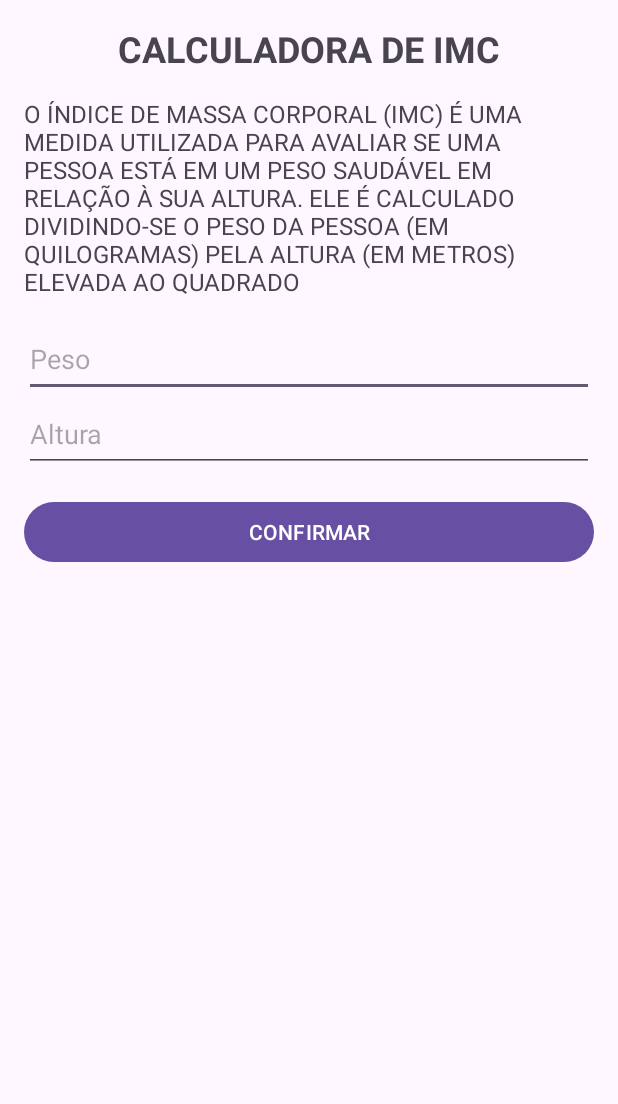
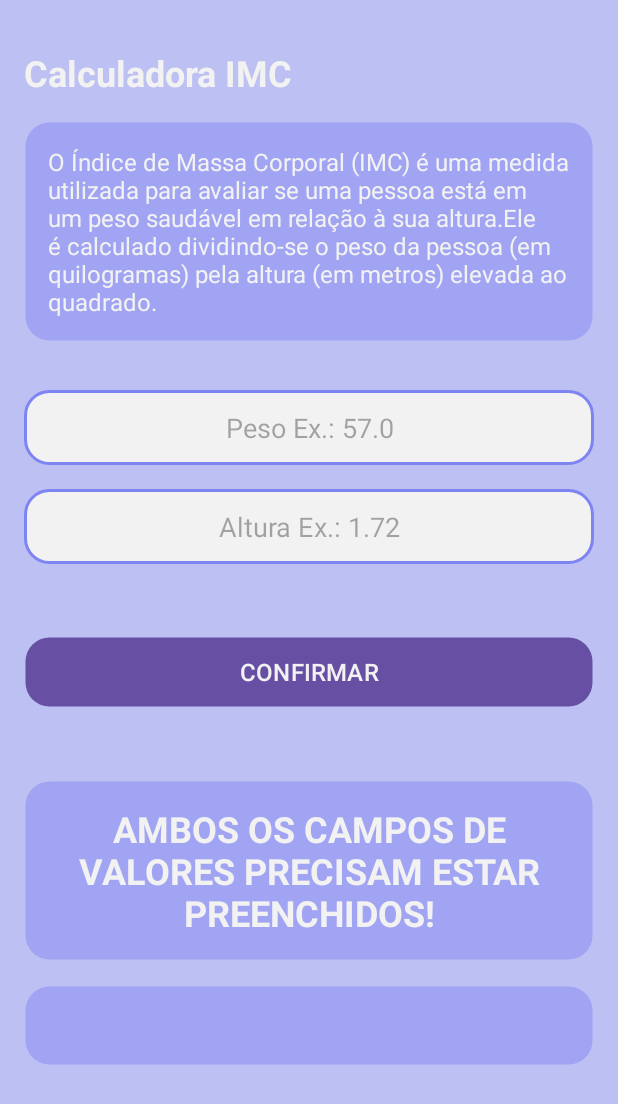
Before and after one commit to Samue1-Martins/calculadoraDeIMC, an Android app: the screen it shows after launch (MainActivity), after a tap on "CONFIRMAR", on a phone screen of 412 x 824 dp. Shown: the top 1104 px of the screen. Run offline under Robolectric (Android 15) with nearby library versions, the phone set to English and light mode, and no system bars.

Commit message:
Finalizing project in kotlin

```diff
--- a/app/src/main/java/com/example/calculadoadeimc/MainActivity.kt
+++ b/app/src/main/java/com/example/calculadoadeimc/MainActivity.kt
@@ -1,8 +1,10 @@
 package com.example.calculadoadeimc
 
 import android.os.Bundle
+import android.view.View
 import android.widget.Button
 import android.widget.EditText
+import android.widget.LinearLayout
 import android.widget.TextView
 import androidx.activity.enableEdgeToEdge
 import androidx.appcompat.app.AppCompatActivity
@@ -34,27 +36,33 @@ class MainActivity : AppCompatActivity() {
             val altura = alturaStr.toDoubleOrNull()
 
             if (peso != null && altura != null) {
+
                 val imc = peso / (altura * altura)
-
                 if (imc < 18.5) {
                     resultadoTv.text = "IMC: %.2f".format(imc)
-                    descricaoResultadoTv.text = "Você está abaixo do peso. É importante procurar orientação médica para identificar possíveis causas e garantir que sua nutrição e saúde estejam adequadas."
+                    descricaoResultadoTv.text =
+                        "Você está abaixo do peso. É importante procurar orientação médica para identificar possíveis causas e garantir que sua nutrição e saúde estejam adequadas."
                 }
                 if (imc in 18.5..24.9) {
                     resultadoTv.text = "IMC: %.2f".format(imc)
-                    descricaoResultadoTv.text = "Você está com peso normal. Mantenha um estilo de vida saudável para continuar nessa faixa."
+                    descricaoResultadoTv.text =
+                        "Você está com peso normal. Mantenha um estilo de vida saudável para continuar nessa faixa."
                 }
                 if (imc in 25.0..29.9) {
                     resultadoTv.text = "IMC: %.2f".format(imc)
-                    descricaoResultadoTv.text = "Você está com sobrepeso. Considere adotar hábitos mais saudáveis, como uma dieta equilibrada e prática regular de exercícios físicos."
+                    descricaoResultadoTv.text =
+                        "Você está com sobrepeso. Considere adotar hábitos mais saudáveis, como uma dieta equilibrada e prática regular de exercícios físicos."
                 }
                 if (imc >= 30.0) {
                     resultadoTv.text = "IMC: %.2f".format(imc)
-                    descricaoResultadoTv.text = "Você está com obesidade. É importante buscar orientação médica para gerenciar seu peso e reduzir o risco de condições de saúde graves."
+                    descricaoResultadoTv.text =
+                        "Você está com obesidade. É importante buscar orientação médica para gerenciar seu peso e reduzir o risco de condições de saúde graves."
                 }
+            } else {
+                descricaoResultadoTv.text = ""
+                resultadoTv.text = "Ambos os campos de valores precisam estar preenchidos!"
             }
         }
-
         confirmarBtn.setOnClickListener {
             calcularImc()
         }
--- /dev/null
+++ b/app/src/main/res/drawable/edit_text.xml
@@ -0,0 +1,14 @@
+<?xml version="1.0" encoding="utf-8"?>
+<shape xmlns:android="http://schemas.android.com/apk/res/android">
+
+    <solid android:color="@color/white"/>
+
+    <corners
+        android:radius="16dp"
+        />
+
+    <stroke
+         android:width="2dp"
+        android:color="@color/roxoEscuro"
+        />
+</shape>
--- a/app/src/main/res/drawable/shape_customizado.xml
+++ b/app/src/main/res/drawable/shape_customizado.xml
@@ -3,20 +3,23 @@
     xmlns:android="http://schemas.android.com/apk/res/android"
     tools:ignore="ExtraText"
     android:shape="rectangle"
-    android:width="100dp"
     android:height="5dp"
     >
 
 
-    <solid android:color="#FFFFFF"/>
+    <solid android:color="@color/roxoClaro"/>
 
-    <corners android:topLeftRadius="0dp"
-        android:topRightRadius="0dp"
-        android:bottomLeftRadius="25dp"
-        android:bottomRightRadius="25dp"
+    <corners
+        android:radius="16dp"
         />
 
-    <stroke android:width="0dp"
+    <stroke android:width="2dp"
         android:color= "#00000000"/>
 
+    <padding
+        android:left="16dp"
+        android:top="8dp"
+        android:right="16dp"
+        android:bottom="8dp" />
+
 </shape>
--- a/app/src/main/res/layout/activity_main.xml
+++ b/app/src/main/res/layout/activity_main.xml
@@ -6,60 +6,83 @@
     android:layout_width="match_parent"
     android:layout_height="match_parent"
     android:orientation="vertical"
-    tools:context=".MainActivity">
+    tools:context=".MainActivity"
+    android:background="@color/roxo">
 
 
     <TextView
         android:layout_width="match_parent"
         android:layout_height="wrap_content"
-        android:gravity="center"
-        android:textAllCaps="true"
+        android:layout_marginStart="16dp"
+        android:layout_marginEnd="16dp"
+        android:gravity="start"
         android:textStyle="bold"
         android:textSize="24sp"
-        android:layout_marginTop="16dp"
-        android:text="Calculadora de IMC"
+        android:layout_marginTop="32dp"
+        android:text="@string/app_name"
+        android:textColor="@color/white"
         />
 
     <TextView
         android:layout_width="match_parent"
         android:layout_height="wrap_content"
         android:gravity="center"
-        android:textAllCaps="true"
         android:layout_marginHorizontal="16dp"
         android:textSize="16sp"
         android:layout_marginTop="16dp"
         android:layout_marginBottom="16dp"
         android:textAlignment="textStart"
-        android:text="O Índice de Massa Corporal (IMC) é uma medida utilizada para avaliar se uma pessoa está em um peso saudável em relação à sua altura. Ele é calculado dividindo-se o peso da pessoa (em quilogramas) pela altura (em metros) elevada ao quadrado"
+        android:text="@string/descricao_imc"
+        android:textColor="@color/white"
+        android:background="@drawable/shape_customizado"
+        android:padding="16dp"
+        android:layout_gravity="center"
+        android:radius="25dp"
         tools:ignore="RtlCompat" />
+
 
     <EditText
         android:id="@+id/Peso"
         android:layout_width="match_parent"
         android:layout_height="50dp"
-        android:hint="Peso"
+        android:hint="@string/peso"
         android:inputType="numberDecimal"
         android:layout_marginHorizontal="16dp"
+        android:background="@drawable/edit_text"
+        android:layout_marginTop="16dp"
+        android:textAlignment="center"
+        android:textColor="@color/roxoEscuro"
+        android:autofillHints=""
         />
 
     <EditText
         android:id="@+id/Altura"
         android:layout_width="match_parent"
         android:layout_height="50dp"
-        android:hint="Altura"
+        android:layout_marginTop="16dp"
+        android:layout_marginBottom="32dp"
+        android:hint="@string/altura"
         android:inputType="numberDecimal"
         android:layout_marginHorizontal="16dp"
+        android:background="@drawable/edit_text"
+        android:textAlignment="center"
+        android:textColor="@color/roxoEscuro"
+        android:autofillHints=""
         />
 
     <Button
         android:id="@+id/Confirmar"
         android:layout_width="match_parent"
         android:layout_height="wrap_content"
-        android:text="confirmar"
+        android:text="@string/confirmar"
         android:layout_marginStart="16dp"
         android:layout_marginEnd="16dp"
         android:layout_marginTop="16dp"
         android:textAllCaps="true"
+        android:textColor="@color/white"
+        android:textSize="16sp"
+        android:layout_marginBottom="32dp"
+        android:background="@drawable/shape_customizado"
         />
 
     <TextView
@@ -71,6 +94,14 @@
         android:textStyle="bold"
         android:textSize="24sp"
         android:layout_marginTop="16dp"
+        android:textColor="@color/white"
+        android:padding="16dp"
+        android:background="@drawable/shape_customizado"
+        android:layout_marginStart="16dp"
+        android:layout_marginEnd="16dp"
+        android:layout_gravity="center"
+        android:radius="25dp"
+        tools:ignore="RtlCompat"
         />
 
     <TextView
@@ -82,6 +113,15 @@
         android:textStyle="bold"
         android:textSize="16sp"
         android:layout_marginTop="16dp"
+        android:textColor="@color/white"
+        android:padding="16dp"
+        android:layout_marginStart="16dp"
+        android:layout_marginEnd="16dp"
+        android:layout_gravity="center"
+        android:radius="25dp"
+        android:background="@drawable/shape_customizado"
+        tools:ignore="RtlCompat"
+
         />
 
 </LinearLayout>
--- a/app/src/main/res/values/colors.xml
+++ b/app/src/main/res/values/colors.xml
@@ -1,5 +1,10 @@
 <?xml version="1.0" encoding="utf-8"?>
 <resources>
     <color name="black">#FF000000</color>
-    <color name="white">#FFFFFFFF</color>
+    <color name="white">#F2F2F2</color>
+    <color name="preto">#252525</color>
+    <color name="roxo"> #BDC0F2</color>
+    <color name="roxoEscuro">#7E84F2</color>
+    <color name="roxoClaro">#A0A4F2</color>
+
 </resources>
--- a/app/src/main/res/values/strings.xml
+++ b/app/src/main/res/values/strings.xml
@@ -1,3 +1,8 @@
 <resources>
-    <string name="app_name">calculadoa de IMC</string>
+    <string name="app_name">Calculadora IMC</string>
+    <string name="descricao_imc">O Índice de Massa Corporal (IMC) é uma medida utilizada para avaliar se uma pessoa está em um peso saudável em relação à sua altura.Ele é calculado dividindo-se o peso da pessoa (em quilogramas) pela altura (em metros) elevada ao quadrado.</string>
+    <string name="peso">Peso Ex.: 57.0</string>
+    <string name="altura">Altura Ex.: 1.72</string>
+    <string name="confirmar">Confirmar</string>
+
 </resources>
```
